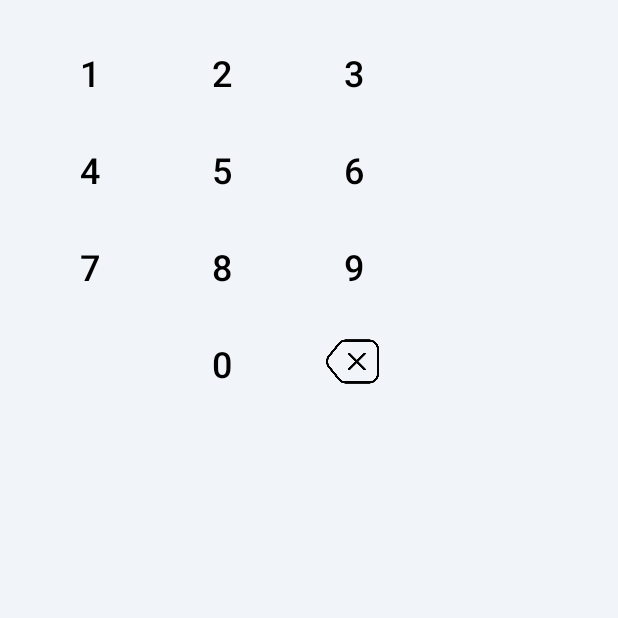
After one commit to sondahyun/FlowBit, an Android app: the fragment NumberFragment shown on its own in the app's theme, on a phone screen of 412 x 824 dp, the top half of it. The commit adds this screen. Run offline under Robolectric (Android 15) with nearby library versions, the phone set to English and light mode, and no system bars.

Commit message:
feat: 비밀번호 추가 기능

```diff
--- a/app/src/main/java/com/example/flowbit/ui/map/MapFragment.kt
+++ b/app/src/main/java/com/example/flowbit/ui/map/MapFragment.kt
@@ -14,6 +14,7 @@ import androidx.fragment.app.viewModels
 import com.example.flowbit.FlowBitApplication
 import com.example.flowbit.R
 import com.example.flowbit.data.map.Place
+import com.example.flowbit.databinding.FragmentHomeBinding
 import com.example.flowbit.databinding.FragmentMapBinding
 import com.google.android.gms.location.FusedLocationProviderClient
 import com.google.android.gms.location.LocationCallback
@@ -31,8 +32,7 @@ import com.google.android.gms.maps.model.MarkerOptions
 
 class MapFragment : Fragment(), OnMapReadyCallback {
 
-    private var _binding: FragmentMapBinding? = null
-    private val binding get() = _binding!!
+    private lateinit var binding: FragmentMapBinding
 
     private lateinit var googleMap: GoogleMap
     private lateinit var fusedLocationClient: FusedLocationProviderClient
@@ -76,7 +76,7 @@ class MapFragment : Fragment(), OnMapReadyCallback {
         container: android.view.ViewGroup?,
         savedInstanceState: Bundle?
     ): android.view.View {
-        _binding = FragmentMapBinding.inflate(inflater, container, false)
+        binding = FragmentMapBinding.inflate(inflater, container, false)
 
         // 지도 초기화
         val mapFragment =
--- /dev/null
+++ b/app/src/main/java/com/example/flowbit/ui/register/NumberFragment.kt
@@ -0,0 +1,69 @@
+package com.example.flowbit.ui.register
+
+import android.os.Bundle
+import android.view.LayoutInflater
+import android.view.View
+import android.view.ViewGroup
+import androidx.fragment.app.Fragment
+import com.example.flowbit.databinding.FragmentNumberPadBinding
+
+class NumberFragment : Fragment() {
+    private var _binding: FragmentNumberPadBinding? = null
+    private val binding get() = _binding!!
+
+    // 숫자 버튼 클릭 시 실행할 함수
+    private var onNumberClick: ((String) -> Unit)? = null
+    // 삭제 버튼 클릭 시 실행할 함수
+    private var onDeleteClick: (() -> Unit)? = null
+
+    fun setOnNumberClickListener(listener: (String) -> Unit) {
+        onNumberClick = listener
+    }
+
+    fun setOnDeleteClickListener(listener: () -> Unit) {
+        onDeleteClick = listener
+    }
+
+    override fun onCreateView(
+        inflater: LayoutInflater, container: ViewGroup?,
+        savedInstanceState: Bundle?
+    ): View {
+        _binding = FragmentNumberPadBinding.inflate(inflater, container, false)
+        return binding.root
+    }
+
+    override fun onViewCreated(view: View, savedInstanceState: Bundle?) {
+        super.onViewCreated(view, savedInstanceState)
+
+        // 숫자 버튼 리스트
+        val numberButtons = listOf(
+            binding.btn0,
+            binding.btn1,
+            binding.btn2,
+            binding.btn3,
+            binding.btn4,
+            binding.btn5,
+            binding.btn6,
+            binding.btn7,
+            binding.btn8,
+            binding.btn9
+        )
+
+        // 숫자 버튼 클릭 이벤트 설정
+        numberButtons.forEach { button ->
+            button.setOnClickListener {
+                onNumberClick?.invoke(button.text.toString())
+            }
+        }
+
+        // 삭제 버튼 클릭 이벤트 설정
+        binding.btnDelete.setOnClickListener {
+            onDeleteClick?.invoke()
+        }
+    }
+
+    override fun onDestroyView() {
+        super.onDestroyView()
+        _binding = null // View Binding 해제 (메모리 누수 방지)
+    }
+}
--- /dev/null
+++ b/app/src/main/res/drawable/pin_dicator_inactive.xml
@@ -0,0 +1,4 @@
+<shape xmlns:android="http://schemas.android.com/apk/res/android" android:shape="oval">
+    <solid android:color="#1E293B"/>
+    <size android:width="12dp" android:height="12dp"/>
+</shape>
--- /dev/null
+++ b/app/src/main/res/drawable/pin_indicator_inactive.xml
@@ -0,0 +1,5 @@
+<?xml version="1.0" encoding="utf-8"?>
+<shape xmlns:android="http://schemas.android.com/apk/res/android" android:shape="oval">
+    <solid android:color="#D1D5DB"/>
+    <size android:width="12dp" android:height="12dp"/>
+</shape>
--- /dev/null
+++ b/app/src/main/res/layout/activity_setup_pp.xml
@@ -0,0 +1,6 @@
+<?xml version="1.0" encoding="utf-8"?>
+<androidx.constraintlayout.widget.ConstraintLayout xmlns:android="http://schemas.android.com/apk/res/android"
+    android:layout_width="match_parent"
+    android:layout_height="match_parent">
+
+</androidx.constraintlayout.widget.ConstraintLayout>
--- /dev/null
+++ b/app/src/main/res/layout/fragment_number_pad.xml
@@ -0,0 +1,63 @@
+<?xml version="1.0" encoding="utf-8"?>
+<GridLayout xmlns:android="http://schemas.android.com/apk/res/android"
+    android:layout_width="match_parent"
+    android:layout_height="wrap_content"
+    android:columnCount="3"
+    android:padding="16dp"
+    android:background="#F1F5F9">
+
+    <Button
+        android:id="@+id/btn_1"
+        style="@style/NumberPadButton"
+        android:text="1"/>
+    <Button
+        android:id="@+id/btn_2"
+        style="@style/NumberPadButton"
+        android:text="2"/>
+    <Button
+        android:id="@+id/btn_3"
+        style="@style/NumberPadButton"
+        android:text="3"/>
+    <Button
+        android:id="@+id/btn_4"
+        style="@style/NumberPadButton"
+        android:text="4"/>
+    <Button
+        android:id="@+id/btn_5"
+        style="@style/NumberPadButton"
+        android:text="5"/>
+    <Button
+        android:id="@+id/btn_6"
+        style="@style/NumberPadButton"
+        android:text="6"/>
+    <Button
+        android:id="@+id/btn_7"
+        style="@style/NumberPadButton"
+        android:text="7"/>
+    <Button
+        android:id="@+id/btn_8"
+        style="@style/NumberPadButton"
+        android:text="8"/>
+    <Button
+        android:id="@+id/btn_9"
+        style="@style/NumberPadButton"
+        android:text="9"/>
+    <View
+        android:layout_width="0dp"
+        android:layout_height="wrap_content"/>
+    <Button
+        android:id="@+id/btn_0"
+        style="@style/NumberPadButton"
+        android:text="0"/>
+
+    <ImageButton
+        android:id="@+id/btn_delete"
+        android:layout_width="35dp"
+        android:layout_height="wrap_content"
+        android:scaleType="centerInside"
+        android:adjustViewBounds="true"
+        android:background="?android:selectableItemBackground"
+        android:src="@drawable/image_back"
+        android:layout_marginStart="25dp"
+        android:layout_marginTop="13dp"/>
+</GridLayout>
--- a/app/src/main/res/values/styles.xml
+++ b/app/src/main/res/values/styles.xml
@@ -9,4 +9,11 @@
     <style name="CustomTextStyle" parent="TextAppearance.AppCompat.Caption">
         <item name="android:textSize">16sp</item>
     </style>
+    <style name="NumberPadButton">
+        <item name="android:layout_width">wrap_content</item>
+        <item name="android:layout_height">wrap_content</item>
+        <item name="android:textSize">24sp</item>
+        <item name="android:background">?android:selectableItemBackground</item>
+        <item name="android:padding">16dp</item>
+    </style>
 </resources>
```
Also changed, not shown: app/src/main/res/layout/activity_register3.xml (added, +70 -0 lines), app/src/main/res/layout/activity_setup_pin.xml (added, +99 -0 lines), app/src/main/res/layout/activity_setup_pin_confirm.xml (added, +112 -0 lines), app/src/main/res/drawable/image_back.png (added), app/src/main/res/layout/activity_find_pwd1.xml (renamed from app/src/main/res/layout/find_pwd1.xml), app/src/main/res/layout/activity_find_pwd2.xml (renamed from app/src/main/res/layout/find_pwd2.xml).
